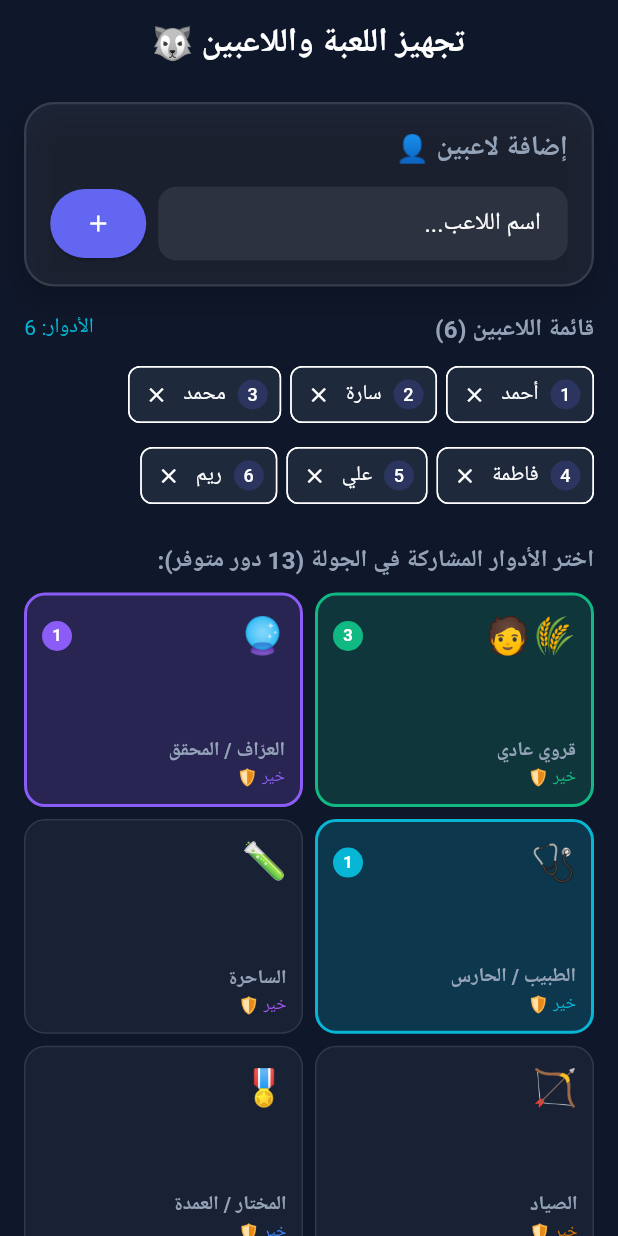
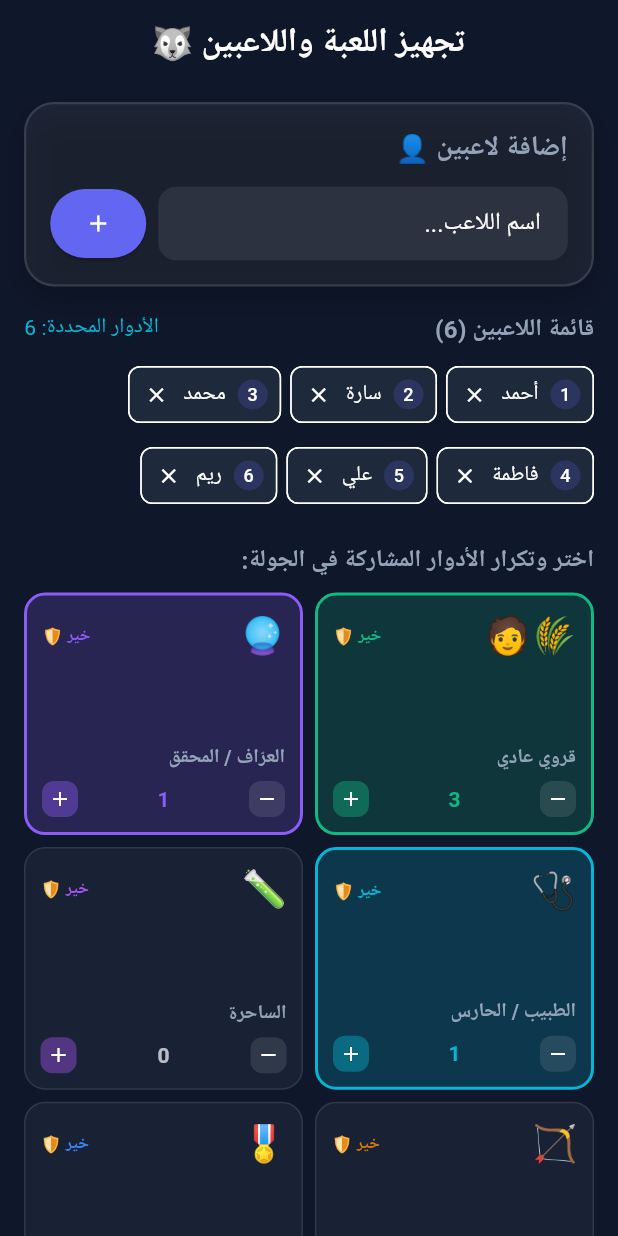
Before and after one commit to Homam-Almasri/game, a Flutter app: the screen it shows after launch, on a phone screen of 412 x 824 dp. Run offline on Flutter 3.47's test engine with Material 3 defaults, Android fonts, the phone set to English and light mode, and no system bars; our stand-ins replace google_fonts; Roboto replaces fonts that are missing (Cairo).

Commit message:
Add multi-role duplication (+ and -) counter controls in setup page

```diff
--- a/lib/main.dart
+++ b/lib/main.dart
@@ -130,7 +130,7 @@ class AppTheme {
 }
 
 // ============================================================================
-// 3. SHARED WIDGETS (RESPONSIVE & SAFE)
+// 3. SHARED WIDGETS
 // ============================================================================
 class CustomButton extends StatelessWidget {
   final String text;
@@ -692,7 +692,7 @@ class GameController extends ChangeNotifier {
 }
 
 // ============================================================================
-// 6. PLAYER SETUP PAGE (SAFE & RESPONSIVE)
+// 6. PLAYER SETUP PAGE (SAFE & MULTI-ROLE COUNTER)
 // ============================================================================
 class PlayerSetupPage extends StatefulWidget {
   const PlayerSetupPage({super.key});
@@ -738,20 +738,33 @@ class _PlayerSetupPageState extends State<PlayerSetupPage> {
     }
   }
 
-  void _toggleRole(RoleModel role) {
+  void _addRoleCount(RoleModel role) {
     setState(() {
-      if (_selectedRoles.contains(role)) {
-        if (_selectedRoles.where((r) => r.id == role.id).length > 1 || role.id != RolesData.villager.id) {
-          _selectedRoles.remove(role);
-        }
-      } else {
       if (_selectedRoles.length < _playerNames.length) {
         _selectedRoles.add(role);
       } else {
-          int idx = _selectedRoles.indexWhere((r) => r.id == RolesData.villager.id);
+        int idx = _selectedRoles.indexWhere((r) => r.id == RolesData.villager.id && role.id != RolesData.villager.id);
         if (idx != -1) {
           _selectedRoles[idx] = role;
-          }
+        } else {
+          ScaffoldMessenger.of(context).showSnackBar(
+            SnackBar(
+              content: Text('عدد الأدوار (${_selectedRoles.length}) يطابق عدد اللاعبين! أضف لاعباً جديداً لزيادة الأدوار.'),
+              behavior: SnackBarBehavior.floating,
+            ),
+          );
+        }
+      }
+    });
+  }
+
+  void _removeRoleCount(RoleModel role) {
+    setState(() {
+      int count = _selectedRoles.where((r) => r.id == role.id).length;
+      if (count > 0) {
+        int idx = _selectedRoles.indexWhere((r) => r.id == role.id);
+        if (idx != -1) {
+          _selectedRoles.removeAt(idx);
         }
       }
     });
@@ -833,7 +846,7 @@ class _PlayerSetupPageState extends State<PlayerSetupPage> {
                   mainAxisAlignment: MainAxisAlignment.spaceBetween,
                   children: [
                     Text('قائمة اللاعبين (${_playerNames.length})', style: const TextStyle(fontSize: 16, fontWeight: FontWeight.bold)),
-                    Text('الأدوار: ${_selectedRoles.length}', style: const TextStyle(fontSize: 14, color: AppColors.secondary)),
+                    Text('الأدوار المحددة: ${_selectedRoles.length}', style: const TextStyle(fontSize: 14, color: AppColors.secondary)),
                   ],
                 ),
                 const SizedBox(height: 8),
@@ -854,7 +867,7 @@ class _PlayerSetupPageState extends State<PlayerSetupPage> {
                   }),
                 ),
                 const SizedBox(height: 20),
-                const Text('اختر الأدوار المشاركة في الجولة (13 دور متوفر):', style: TextStyle(fontSize: 16, fontWeight: FontWeight.bold)),
+                const Text('اختر وتكرار الأدوار المشاركة في الجولة:', style: TextStyle(fontSize: 16, fontWeight: FontWeight.bold)),
                 const SizedBox(height: 10),
                 GridView.builder(
                   shrinkWrap: true,
@@ -862,7 +875,7 @@ class _PlayerSetupPageState extends State<PlayerSetupPage> {
                   itemCount: RolesData.allRoles.length,
                   gridDelegate: SliverGridDelegateWithFixedCrossAxisCount(
                     crossAxisCount: constraints.maxWidth > 600 ? 3 : 2,
-                    childAspectRatio: 1.3,
+                    childAspectRatio: 1.15,
                     crossAxisSpacing: 8,
                     mainAxisSpacing: 8,
                   ),
@@ -871,9 +884,7 @@ class _PlayerSetupPageState extends State<PlayerSetupPage> {
                     final count = _selectedRoles.where((r) => r.id == role.id).length;
                     final isSelected = count > 0;
 
-                    return GestureDetector(
-                      onTap: () => _toggleRole(role),
-                      child: Container(
+                    return Container(
                       padding: const EdgeInsets.all(10),
                       decoration: BoxDecoration(
                         color: isSelected ? role.color.withValues(alpha: 0.2) : AppColors.darkSurface.withValues(alpha: 0.6),
@@ -887,22 +898,43 @@ class _PlayerSetupPageState extends State<PlayerSetupPage> {
                             mainAxisAlignment: MainAxisAlignment.spaceBetween,
                             children: [
                               Text(role.icon, style: const TextStyle(fontSize: 24)),
-                                if (isSelected)
-                                  CircleAvatar(
-                                    radius: 10,
-                                    backgroundColor: role.color,
-                                    child: Text('$count', style: const TextStyle(fontSize: 11, fontWeight: FontWeight.bold, color: Colors.white)),
+                              Text(
+                                role.team == Team.werewolves ? 'شر 🐺' : role.team == Team.villagers ? 'خير 🛡️' : 'محايد 🎭',
+                                style: TextStyle(fontSize: 11, color: role.color, fontWeight: FontWeight.bold),
                               ),
                             ],
                           ),
                           const Spacer(),
                           Text(role.name, style: const TextStyle(fontWeight: FontWeight.bold, fontSize: 13), maxLines: 1, overflow: TextOverflow.ellipsis),
+                          const SizedBox(height: 6),
+                          Row(
+                            mainAxisAlignment: MainAxisAlignment.spaceBetween,
+                            children: [
+                              InkWell(
+                                onTap: () => _removeRoleCount(role),
+                                borderRadius: BorderRadius.circular(8),
+                                child: Container(
+                                  padding: const EdgeInsets.all(4),
+                                  decoration: BoxDecoration(color: Colors.white10, borderRadius: BorderRadius.circular(8)),
+                                  child: const Icon(Icons.remove, size: 16, color: Colors.white),
+                                ),
+                              ),
                               Text(
-                              role.team == Team.werewolves ? 'شر 🐺' : role.team == Team.villagers ? 'خير 🛡️' : 'محايد 🎭',
-                              style: TextStyle(fontSize: 11, color: role.color),
-                            ),
-                          ],
-                        ),
+                                '$count',
+                                style: TextStyle(fontSize: 14, fontWeight: FontWeight.bold, color: count > 0 ? role.color : Colors.white70),
+                              ),
+                              InkWell(
+                                onTap: () => _addRoleCount(role),
+                                borderRadius: BorderRadius.circular(8),
+                                child: Container(
+                                  padding: const EdgeInsets.all(4),
+                                  decoration: BoxDecoration(color: role.color.withValues(alpha: 0.4), borderRadius: BorderRadius.circular(8)),
+                                  child: const Icon(Icons.add, size: 16, color: Colors.white),
+                                ),
+                              ),
+                            ],
+                          ),
+                        ],
                       ),
                     );
                   },
@@ -924,7 +956,7 @@ class _PlayerSetupPageState extends State<PlayerSetupPage> {
 }
 
 // ============================================================================
-// 7. ROLE REVEAL PAGE (SAFE & RESPONSIVE)
+// 7. ROLE REVEAL PAGE
 // ============================================================================
 class RoleRevealPage extends StatefulWidget {
   const RoleRevealPage({super.key});
@@ -1039,7 +1071,7 @@ class _RoleRevealPageState extends State<RoleRevealPage> {
 }
 
 // ============================================================================
-// 8. NIGHT PHASE PAGE (SAFE & RESPONSIVE)
+// 8. NIGHT PHASE PAGE
 // ============================================================================
 class NightPhasePage extends StatefulWidget {
   const NightPhasePage({super.key});
@@ -1251,7 +1283,7 @@ class _NightPhasePageState extends State<NightPhasePage> {
 }
 
 // ============================================================================
-// 9. DAY PHASE PAGE (SAFE & RESPONSIVE)
+// 9. DAY PHASE PAGE
 // ============================================================================
 class DayPhasePage extends StatefulWidget {
   const DayPhasePage({super.key});
@@ -1437,7 +1469,7 @@ class _DayPhasePageState extends State<DayPhasePage> {
 }
 
 // ============================================================================
-// 10. GAME OVER PAGE (SAFE & RESPONSIVE)
+// 10. GAME OVER PAGE
 // ============================================================================
 class GameOverPage extends StatelessWidget {
   const GameOverPage({super.key});
```
Lines whose indentation alone changed are shown as unchanged.
